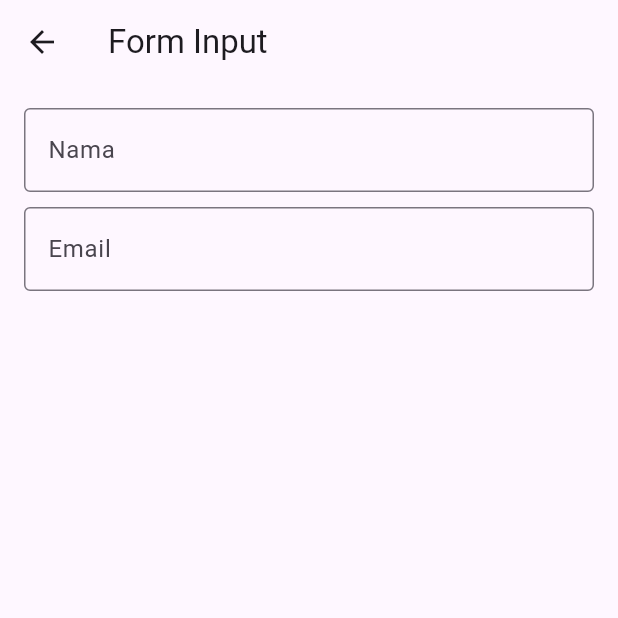
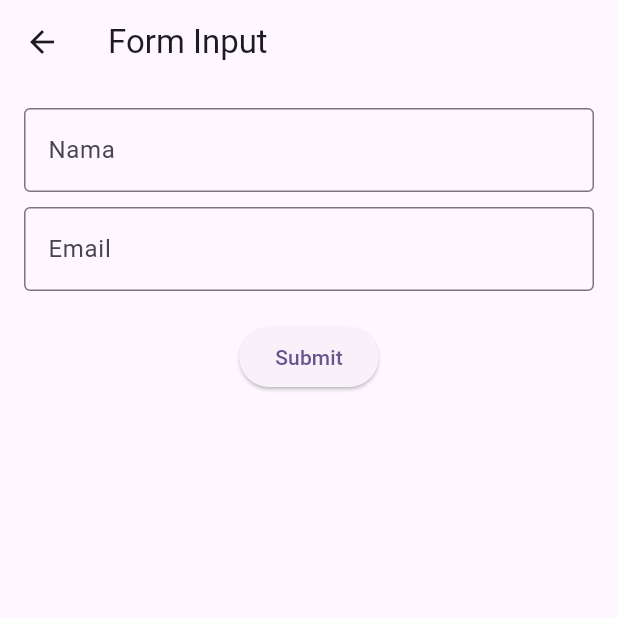
Before and after one commit to husnakamilaa/StateManagement_0238, a Flutter app: the FormPage screen opened directly, on a phone screen of 412 x 824 dp, the top half of it. Run offline on Flutter 3.47's test engine with Material 3 defaults, Android fonts, the light colour scheme and no system bars.

Commit message:
feat: add button submit

```diff
--- a/lib/setstate/setstate.dart
+++ b/lib/setstate/setstate.dart
@@ -44,6 +44,10 @@ class _FormPageState extends State<FormPage> {
               ),
             ),
             SizedBox(height: 20),
+            ElevatedButton(
+              onPressed: submitData,
+              child: Text("Submit"),
+            ),
 
           ],
         ),
```
